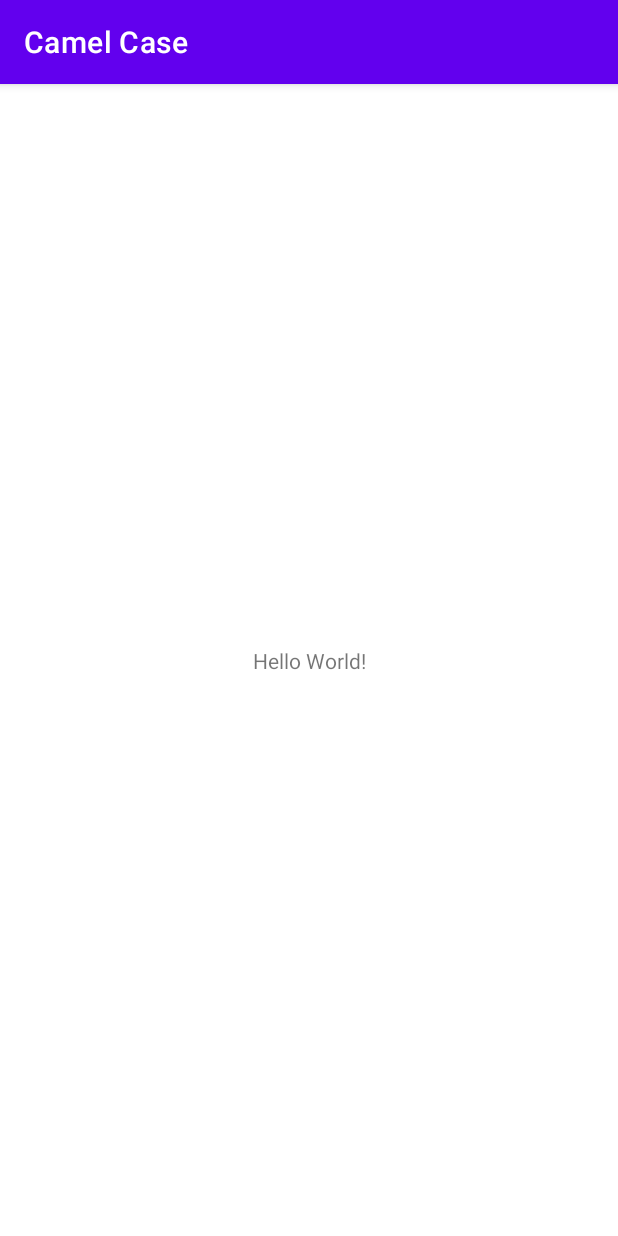
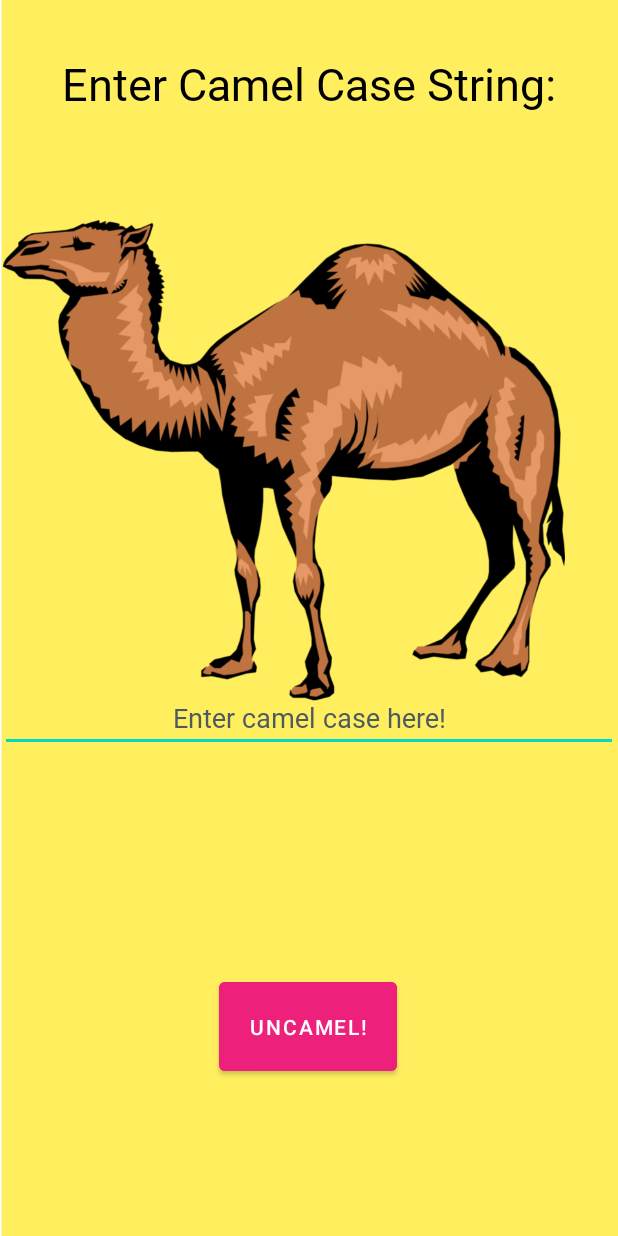
Before and after one commit to CodingAtMidnight/camelCase, an Android app: the screen it shows after launch (MainActivity), on a phone screen of 412 x 824 dp. Run offline under Robolectric (Android 15) with nearby library versions, the phone set to English and light mode, and no system bars.

Commit message:
Added Background, XML Code, and java source file along with uncamelFy function.

```diff
--- a/app/src/main/java/com/example/camelcase/MainActivity.java
+++ b/app/src/main/java/com/example/camelcase/MainActivity.java
@@ -3,12 +3,52 @@ package com.example.camelcase;
 import androidx.appcompat.app.AppCompatActivity;
 
 import android.os.Bundle;
+import android.view.View;
+import android.widget.Button;
+import android.widget.EditText;
+import android.widget.TextView;
+
 
 public class MainActivity extends AppCompatActivity {
+
+    // Connect XML to Java Code - 4 Widgets ; 2 TextViews , 1 EditText and 1 Button
+    private TextView title, camelDisplayWord;
+    private EditText camelCaseInput;
+    private Button camelButton;
 
     @Override
     protected void onCreate(Bundle savedInstanceState) {
         super.onCreate(savedInstanceState);
         setContentView(R.layout.activity_main);
+
+        title = findViewById(R.id.title);
+        camelDisplayWord = findViewById(R.id.camel_display_word);
+        camelCaseInput = findViewById(R.id.camel_case_input);
+        camelButton = findViewById(R.id.camel_button);
+
+        camelButton.setOnClickListener(new View.OnClickListener() {
+            @Override
+            public void onClick(View v) {
+                uncamelFy();
+            }
+        });
     }
+
+    // Function will take user's input and remove camel case, then display un-cameled word in textView.
+    private void uncamelFy() {
+        String splitCamel = "";
+        String camelCaseString = camelCaseInput.getText().toString();
+        String[] camelCaseArray = camelCaseString.split("");
+
+        for (int i = 0; i < camelCaseString.length(); i++) {
+            if (camelCaseArray[i] == camelCaseArray[i].toUpperCase()) {
+                splitCamel += " " + camelCaseArray[i];
+            } else {
+                splitCamel += camelCaseArray[i];
+            }
+        }
+        camelDisplayWord.setText(splitCamel);
+    }
+
+
 }
--- a/app/src/main/res/layout/activity_main.xml
+++ b/app/src/main/res/layout/activity_main.xml
@@ -2,17 +2,65 @@
 <androidx.constraintlayout.widget.ConstraintLayout xmlns:android="http://schemas.android.com/apk/res/android"
     xmlns:app="http://schemas.android.com/apk/res-auto"
     xmlns:tools="http://schemas.android.com/tools"
+    android:background="@drawable/camel_background"
     android:layout_width="match_parent"
     android:layout_height="match_parent"
     tools:context=".MainActivity">
 
     <TextView
+        android:id="@+id/title"
         android:layout_width="wrap_content"
         android:layout_height="wrap_content"
-        android:text="Hello World!"
-        app:layout_constraintBottom_toBottomOf="parent"
-        app:layout_constraintLeft_toLeftOf="parent"
-        app:layout_constraintRight_toRightOf="parent"
-        app:layout_constraintTop_toTopOf="parent" />
+        android:text="@string/camel_case_title"
+        android:textSize="30sp"
+        android:fontFamily="@font/zcool_regular"
+        android:textColor="@color/black"
+        app:layout_constraintStart_toStartOf="parent"
+        app:layout_constraintEnd_toEndOf="parent"
+        app:layout_constraintTop_toTopOf="parent"
+        android:paddingTop="35dp" />
+
+    <EditText
+        android:id="@+id/camel_case_input"
+        android:layout_width="match_parent"
+        android:layout_height="wrap_content"
+        android:layout_marginTop="380dp"
+        android:autofillHints="@string/input_editText"
+        android:fontFamily="@font/zcool_regular"
+        android:hint="@string/input_editText"
+        android:inputType="text"
+        android:textAlignment="center"
+        android:textColorHint="@color/grey_hint"
+        app:layout_constraintEnd_toEndOf="parent"
+        app:layout_constraintStart_toStartOf="parent"
+        app:layout_constraintTop_toBottomOf="@+id/title" />
+
+    <TextView
+        android:id="@+id/camel_display_word"
+        android:layout_width="wrap_content"
+        android:layout_height="wrap_content"
+        android:layout_marginTop="40dp"
+        android:fontFamily="@font/zcool_regular"
+        android:textAlignment="center"
+        android:textColor="@color/black"
+        android:textSize="35sp"
+        app:layout_constraintEnd_toEndOf="parent"
+        app:layout_constraintStart_toStartOf="parent"
+        app:layout_constraintTop_toBottomOf="@+id/camel_case_input" />
+
+
+    <Button
+        android:id="@+id/camel_button"
+        android:layout_width="wrap_content"
+        android:layout_height="wrap_content"
+        android:layout_marginTop="60dp"
+        android:backgroundTint="@color/button_pink"
+        android:text="@string/button_text"
+        android:padding="20dp"
+        app:layout_constraintEnd_toEndOf="parent"
+        app:layout_constraintHorizontal_bias="0.498"
+        app:layout_constraintStart_toStartOf="parent"
+        app:layout_constraintTop_toBottomOf="@+id/camel_display_word" />
+
 
 </androidx.constraintlayout.widget.ConstraintLayout>
--- a/app/src/main/res/values-night/themes.xml
+++ b/app/src/main/res/values-night/themes.xml
@@ -3,7 +3,7 @@
     <style name="Theme.CamelCase" parent="Theme.MaterialComponents.DayNight.DarkActionBar">
         <!-- Primary brand color. -->
         <item name="colorPrimary">@color/purple_200</item>
-        <item name="colorPrimaryVariant">@color/purple_700</item>
+        <item name="colorPrimaryVariant">@color/top_bar</item>
         <item name="colorOnPrimary">@color/black</item>
         <!-- Secondary brand color. -->
         <item name="colorSecondary">@color/teal_200</item>
--- a/app/src/main/res/values/colors.xml
+++ b/app/src/main/res/values/colors.xml
@@ -2,9 +2,11 @@
 <resources>
     <color name="purple_200">#FFBB86FC</color>
     <color name="purple_500">#FF6200EE</color>
-    <color name="purple_700">#FF3700B3</color>
+    <color name="top_bar">#1B998B</color>
     <color name="teal_200">#FF03DAC5</color>
     <color name="teal_700">#FF018786</color>
     <color name="black">#FF000000</color>
     <color name="white">#FFFFFFFF</color>
+    <color name="grey_hint">#4C5B61</color>
+    <color name="button_pink">#ED217C</color>
 </resources>
--- a/app/src/main/res/values/strings.xml
+++ b/app/src/main/res/values/strings.xml
@@ -1,3 +1,7 @@
 <resources>
     <string name="app_name">Camel Case</string>
+    <string name="camel_case_title">Enter Camel Case String:</string>
+    <string name="input_editText">Enter camel case here!</string>
+    <string name="word_displayed">Filler</string>
+    <string name="button_text">Uncamel!</string>
 </resources>
--- a/app/src/main/res/values/themes.xml
+++ b/app/src/main/res/values/themes.xml
@@ -1,9 +1,9 @@
 <resources xmlns:tools="http://schemas.android.com/tools">
     <!-- Base application theme. -->
-    <style name="Theme.CamelCase" parent="Theme.MaterialComponents.DayNight.DarkActionBar">
+    <style name="Theme.CamelCase" parent="Theme.MaterialComponents.DayNight.NoActionBar">
         <!-- Primary brand color. -->
         <item name="colorPrimary">@color/purple_500</item>
-        <item name="colorPrimaryVariant">@color/purple_700</item>
+        <item name="colorPrimaryVariant">@color/top_bar</item>
         <item name="colorOnPrimary">@color/white</item>
         <!-- Secondary brand color. -->
         <item name="colorSecondary">@color/teal_200</item>
```
Also changed, not shown: app/src/main/res/drawable/camel_background.png (added), 1 other file.
